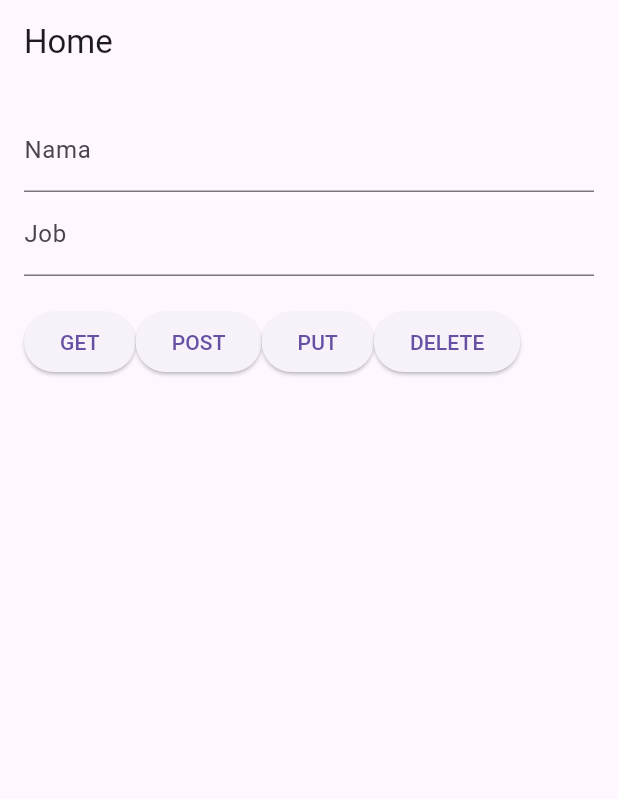
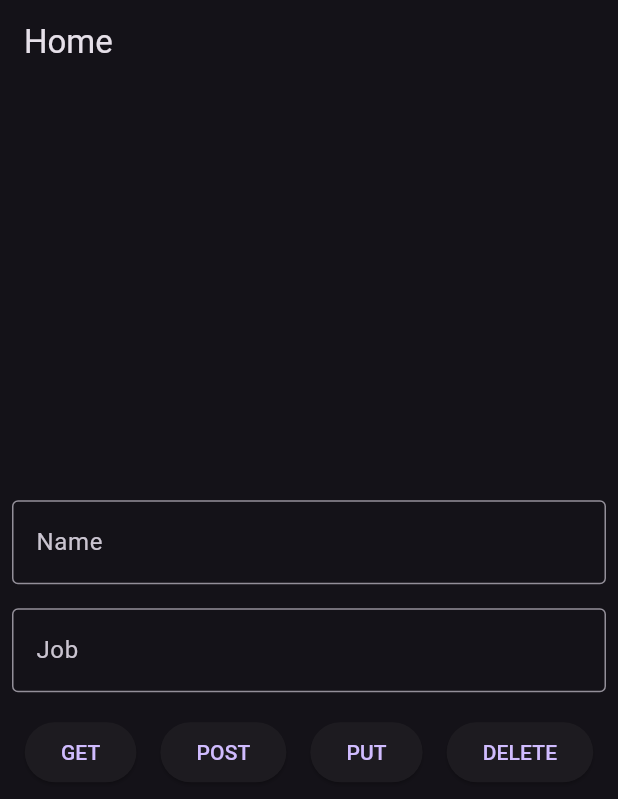
Before and after one commit to HernanFebri/flutter_hernan-febri-rahmatullah, a Flutter app: the screen it shows after launch, on a phone screen of 412 x 824 dp. Shown: the top 799 px of the screen. Run offline on Flutter 3.47's test engine with Material 2 defaults, Android fonts, the phone set to English and light mode, and no system bars; our stand-ins replace barcode_widget, dio, file_picker, flutter_colorpicker, open_file; missing offline and left inert: barcode.

Commit message:
Praktikum Section 25

```diff
--- a/25_Introduction REST API-JSON/praktikum/flutter_application_1/lib/home_screen.dart
+++ /dev/null
@@ -1,48 +0,0 @@
-import 'package:flutter/material.dart';
-
-class HomeScreen extends StatefulWidget {
-  static const routeName = "'/homescreen";
-  const HomeScreen({super.key});
-
-  @override
-  State<HomeScreen> createState() => _HomeScreenState();
-}
-
-class _HomeScreenState extends State<HomeScreen> {
-  @override
-  Widget build(BuildContext context) {
-    return Scaffold(
-      appBar: AppBar(
-        title: const Text('Home'),
-      ),
-      body: Padding(
-        padding: const EdgeInsets.all(16),
-        child: SingleChildScrollView(
-          child: Column(
-            crossAxisAlignment: CrossAxisAlignment.stretch,
-            children: [
-              TextFormField(
-                  decoration: const InputDecoration(
-                label: Text('Nama'),
-              )),
-              TextFormField(
-                decoration: const InputDecoration(
-                  label: Text('Job'),
-                ),
-              ),
-              const SizedBox(height: 20),
-              Row(
-                children: [
-                  ElevatedButton(onPressed: () {}, child: Text('GET')),
-                  ElevatedButton(onPressed: () {}, child: Text('POST')),
-                  ElevatedButton(onPressed: () {}, child: Text('PUT')),
-                  ElevatedButton(onPressed: () {}, child: Text('DELETE'))
-                ],
-              )
-            ],
-          ),
-        ),
-      ),
-    );
-  }
-}
--- a/25_Introduction REST API-JSON/praktikum/flutter_application_1/lib/main.dart
+++ b/25_Introduction REST API-JSON/praktikum/flutter_application_1/lib/main.dart
@@ -1,25 +1,175 @@
+import 'dart:convert';
 import 'package:flutter/material.dart';
-import 'package:flutter_application_1/home_screen.dart';
+import 'package:dio/dio.dart';
 
-void main() {
-  runApp(const MyApp());
+void main() => runApp(MyApp());
+
+class MyApp extends StatelessWidget {
+  @override
+  Widget build(BuildContext context) {
+    return MaterialApp(
+      title: 'HOME',
+      theme: ThemeData.dark(
+        useMaterial3: true,
+      ),
+      home: MyHomePage(title: "Home"),
+    );
+  }
 }
 
-class MyApp extends StatelessWidget {
-  const MyApp({super.key});
+class MyHomePage extends StatefulWidget {
+  MyHomePage({Key? key, required this.title}) : super(key: key);
+
+  final String title;
+  @override
+  _MyHomePageState createState() => _MyHomePageState();
+}
+
+class _MyHomePageState extends State<MyHomePage> {
+  final nameController = TextEditingController();
+  final jobController = TextEditingController();
+  String response = "";
+
+  @override
+  void dispose() {
+    nameController.dispose();
+    jobController.dispose();
+    super.dispose();
+  }
 
   @override
   Widget build(BuildContext context) {
-    return MaterialApp(
-      title: 'Data',
-      debugShowCheckedModeBanner: false,
-      theme: ThemeData.light(
-        useMaterial3: true,
+    return Scaffold(
+      appBar: AppBar(
+        title: Text(widget.title),
       ),
-      initialRoute: HomeScreen.routeName,
-      routes: {
-        HomeScreen.routeName: (context) => const HomeScreen(),
-      },
+      body: Center(
+        child: Column(
+          mainAxisAlignment: MainAxisAlignment.center,
+          children: <Widget>[
+            Padding(
+              padding: const EdgeInsets.all(8.0),
+              child: TextField(
+                controller: nameController,
+                decoration: const InputDecoration(
+                  border: OutlineInputBorder(),
+                  labelText: 'Name',
+                ),
+              ),
+            ),
+            Padding(
+              padding: const EdgeInsets.all(8.0),
+              child: TextField(
+                controller: jobController,
+                decoration: const InputDecoration(
+                  border: OutlineInputBorder(),
+                  labelText: 'Job',
+                ),
+              ),
+            ),
+            Row(
+              mainAxisAlignment: MainAxisAlignment.center,
+              children: [
+                Padding(
+                  padding: const EdgeInsets.all(8.0),
+                  child: ElevatedButton(
+                    onPressed: () {
+                      _get();
+                    },
+                    child: Text('GET'),
+                  ),
+                ),
+                Padding(
+                  padding: const EdgeInsets.all(8.0),
+                  child: ElevatedButton(
+                    onPressed: () {
+                      _post();
+                    },
+                    child: Text('POST'),
+                  ),
+                ),
+                Padding(
+                  padding: const EdgeInsets.all(8.0),
+                  child: ElevatedButton(
+                    onPressed: () {
+                      _put();
+                    },
+                    child: Text('PUT'),
+                  ),
+                ),
+                Padding(
+                  padding: const EdgeInsets.all(8.0),
+                  child: ElevatedButton(
+                    onPressed: () {
+                      _delete();
+                    },
+                    child: Text('DELETE'),
+                  ),
+                ),
+              ],
+            ),
+            Text(response),
+          ],
+        ),
+      ),
     );
   }
+
+  _get() async {
+    try {
+      Response response = await Dio().get("https://reqres.in/api/users");
+      setState(() {
+        this.response = response.data.toString();
+      });
+    } catch (e) {
+      print(e);
+    }
+  }
+
+  _post() async {
+    Map<String, dynamic> data = {
+      "name": nameController.text,
+      "job": jobController.text,
+    };
+    try {
+      Response response =
+          await Dio().post("https://reqres.in/api/users", data: data);
+      setState(() {
+        this.response = response.data.toString();
+      });
+    } catch (e) {
+      print(e);
+    }
+  }
+
+  _put() async {
+    Map<String, dynamic> data = {
+      "name": nameController.text,
+      "job": jobController.text,
+    };
+    try {
+      Response response =
+          await Dio().put("https://reqres.in/api/users/4", data: data);
+      setState(() {
+        this.response = response.data.toString();
+      });
+    } catch (e) {
+      print(e);
+    }
+  }
+
+  _delete() async {
+    try {
+      Response response = await Dio().delete("https://reqres.in/api/users/4");
+      setState(() {
+        this.response = response.data.toString();
+      });
+    } catch (e) {
+      print(e);
+    }
+  }
+
+  Map<String, dynamic> _parseAndDecode(String response) {
+    return json.decode(response);
+  }
 }
--- /dev/null
+++ b/25_Introduction REST API-JSON/praktikum/flutter_application_2/lib/main.dart
@@ -0,0 +1,22 @@
+import 'package:flutter/material.dart';
+import 'package:flutter_application_2/home_page.dart';
+
+void main() {
+  runApp(const MyApp());
+}
+
+class MyApp extends StatelessWidget {
+  const MyApp({super.key});
+
+  // This widget is the root of your application.
+  @override
+  Widget build(BuildContext context) {
+    return MaterialApp(
+      title: 'Flutter Demo',
+      theme: ThemeData.light(
+        useMaterial3: true,
+      ),
+      home: const HomePage(),
+    );
+  }
+}
--- /dev/null
+++ b/25_Introduction REST API-JSON/praktikum/flutter_application_2/lib/user.dart
@@ -0,0 +1,33 @@
+class User {
+  late int id;
+  late String email;
+  late String firstName;
+  late String lastName;
+  late String avatar;
+
+  User({
+    required this.id,
+    required this.email,
+    required this.firstName,
+    required this.lastName,
+    required this.avatar,
+  });
+
+  User.fromJson(Map<String, dynamic> json) {
+    id = json['id'];
+    email = json['email'].toString();
+    firstName = json['first_name'].toString();
+    lastName = json['last_name'].toString();
+    avatar = json['avatar'].toString();
+  }
+
+  Map<String, dynamic> toJson() {
+    final Map<String, dynamic> data = new Map<String, dynamic>();
+    data['id'] = this.id;
+    data['email'] = this.email;
+    data['first_name'] = this.firstName;
+    data['last_name'] = this.lastName;
+    data['avatar'] = this.avatar;
+    return data;
+  }
+}
```
Also changed, not shown: 25_Introduction REST API-JSON/praktikum/flutter_application_1/lib/usermodel.dart (deleted, +0 -88 lines), 25_Introduction REST API-JSON/praktikum/flutter_application_2/analysis_options.yaml (added, +29 -0 lines), 25_Introduction REST API-JSON/praktikum/flutter_application_2/lib/home_page.dart (added, +107 -0 lines), 25_Introduction REST API-JSON/praktikum/flutter_application_2/pubspec.yaml (added, +92 -0 lines), 25_Introduction REST API-JSON/praktikum/flutter_application_2/pubspec.lock (added), 128 other files.
